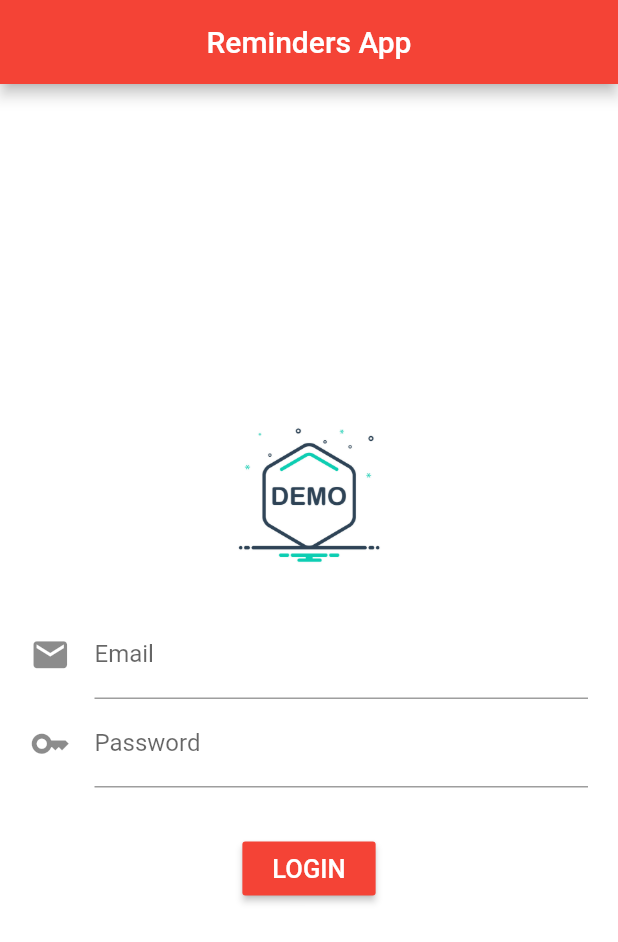
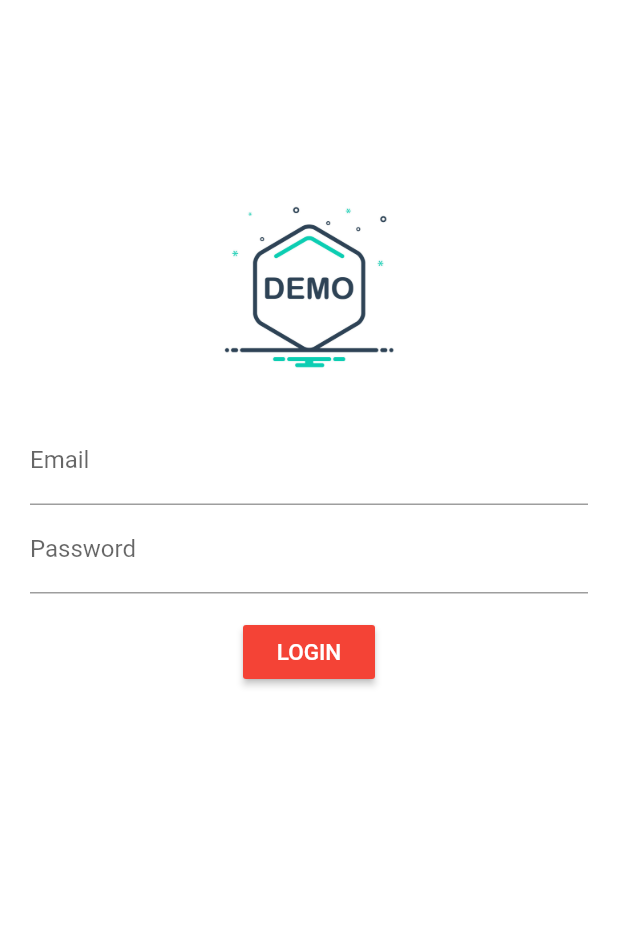
Before and after one commit to Rimaansh/reminders_app, a Flutter app: the screen it shows after launch, on a phone screen of 412 x 824 dp. Shown: the top 942 px of the screen. Run offline on Flutter 3.47's test engine with Material 2 defaults, Android fonts, the phone set to English and light mode, and no system bars; our stand-ins replace animated_splash_screen, flutter_local_notifications.

Commit message:
Added AlertDialogs, EmailValidations and some other changes.

```diff
--- a/lib/loginPage.dart
+++ b/lib/loginPage.dart
@@ -1,69 +1,99 @@
 import 'package:flutter/material.dart';
 import 'splashscreen.dart';
 import 'homepage.dart';
+import 'dart:core';
 
-class LoginScreen extends StatelessWidget {
-  const LoginScreen({Key? key}) : super(key: key);
+class LoginScreen extends StatefulWidget {
+  @override
+  _MyAppState createState() => _MyAppState();
+}
+
+class _MyAppState extends State<LoginScreen> {
+  final scaffoldKey = new GlobalKey<ScaffoldState>();
+  final formKey = new GlobalKey<FormState>();
+
+  String _email = "", _pass = "";
+
+  _showSnackbar() {
+    var snackBar = new SnackBar(content: Text("Login Successful"));
+    scaffoldKey.currentState?.showSnackBar(snackBar);
+  }
 
   @override
   Widget build(BuildContext context) {
     return Scaffold(
       backgroundColor: Colors.white,
-      appBar: AppBar(
-        titleSpacing: 0,
-        leadingWidth: 60,
-        centerTitle: true,
-        title: Text("Reminders App"),
-        backgroundColor: Colors.red,
+      key: scaffoldKey,
+      body: SingleChildScrollView(
+        child: Center(
+          child: Column(
+            children: [
+              SizedBox(
+                height: MediaQuery.of(context).size.height/7,
               ),
-      body: Form(
-        child: Center(
-          child: SingleChildScrollView(
-            child: Column(
-              mainAxisAlignment: MainAxisAlignment.center,
-              mainAxisSize: MainAxisSize.max,
-              children: <Widget>[
               Container(
-                  child: Image(
-                    width: 150,
-                    height: 100,
+                margin: EdgeInsets.all(10),
+                child: ClipRRect(
+                  borderRadius: BorderRadius.circular(10),
+                  child: Container(
+                    height: 120,
+                    width: 120,
+                    decoration: BoxDecoration(
+                      image: DecorationImage(
                         image: AssetImage("images/logo.jpg"),
-                  ),
-                ),
-                Padding(
-                  padding: EdgeInsets.fromLTRB(20, 30, 20, 0),
-                  child: TextFormField(
-                    decoration: InputDecoration(
-                      labelText: 'Email',
-                      hintText: 'Enter your email',
-                      icon: Icon(Icons.email, size: 27,),
+                        fit: BoxFit.cover,
                       ),
                     ),
                   ),
-                Padding(
-                  padding: EdgeInsets.fromLTRB(20, 0, 20, 0),
-                  child: TextFormField(
-                    decoration: InputDecoration(
-                      labelText: 'Password',
-                      hintText: 'Enter your password',
-                      icon: Icon(Icons.key, size: 27,),
                 ),
               ),
+              Form(
+                  key: formKey,
+                  child: Padding(
+                    padding: EdgeInsets.all(20),
+                    child: Column(
+                      children: [
+                        TextFormField(
+                          validator: (val) => (val?.contains("@") ?? false)
+                              ? null
+                              : "Email Id is not Valid",
+                          onSaved: (val) => _email = val ?? "",
+                          decoration: InputDecoration(
+                              labelText: "Email", hintText: "Enter Email"),
                         ),
-                SizedBox(height: 30,),
-                RaisedButton(
+                        TextFormField(
+                          onSaved: (val) => _pass = val ?? "",
+                          validator: (val) => (val?.length ?? 0) < 6
+                              ? "Password length should be Greater than 6"
+                              : null,
+                          decoration: InputDecoration(
+                              labelText: "Password", hintText: "Enter Password"),
+                        ),
+                        Padding(
+                          padding: const EdgeInsets.all(15.0),
+                          child: RaisedButton(
                             color: Colors.red,
-                  padding: EdgeInsets.fromLTRB(20, 0, 20, 0),
+                            child: Text("LOGIN", style: TextStyle(color: Colors.white, fontSize: 15),),
                             onPressed: () {
-                    Navigator.push(context, MaterialPageRoute(builder: (context) => ReminderPage()));
+                              if (formKey.currentState?.validate() ?? false) {
+                                formKey.currentState?.save();
+                                _showSnackbar();
+                                Navigator.pushReplacement(
+                                    context,
+                                    MaterialPageRoute(
+                                        builder: (context) => ReminderPage()));
+                              }
                             },
-                  child: Text('LOGIN', style: TextStyle(fontSize: 17, color: Colors.white),),
+                          ),
+                        )
+                      ],
+                    ),
+                  )
               ),
             ],
           ),
         ),
       ),
-      ),
-    );;
+    );
   }
 }
--- a/lib/main.dart
+++ b/lib/main.dart
@@ -14,7 +14,7 @@ class MyApp extends StatelessWidget {
   Widget build(BuildContext context) {
     return MaterialApp(
       debugShowCheckedModeBanner: false,
-      home: LoginScreen(),
+      home: SplashScreen(),
     );
   }
 }
```
Also changed, not shown: lib/homepage.dart (+79 -3 lines). Lines whose indentation alone changed are shown as unchanged.
